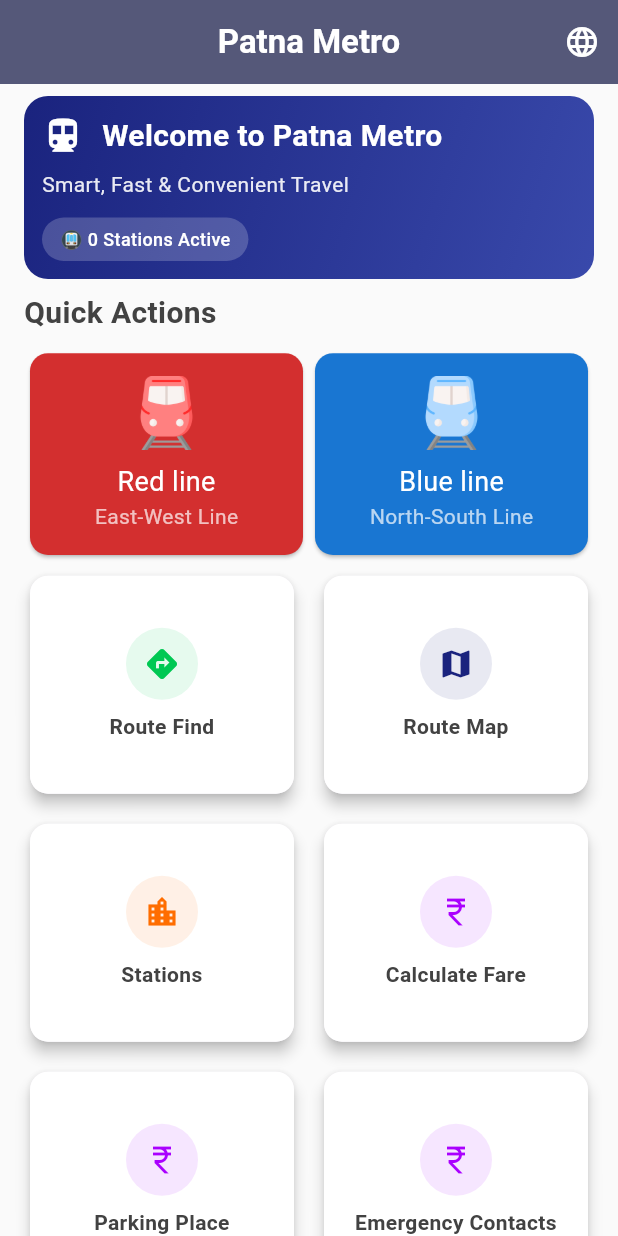
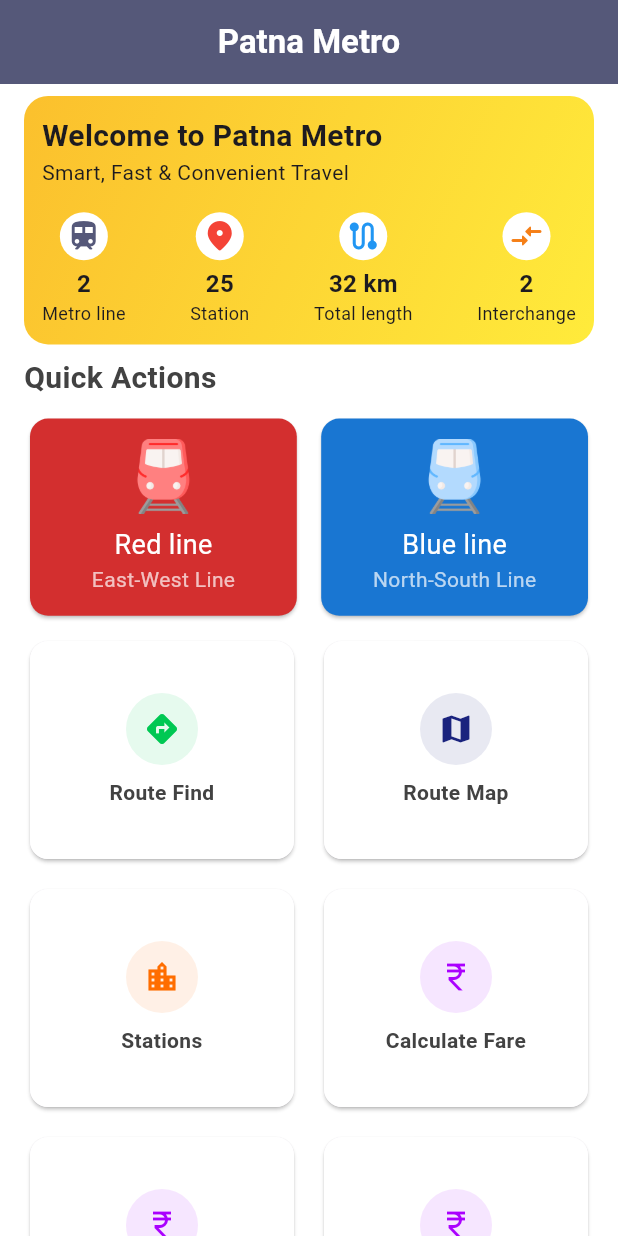
Before and after one commit to rahulkumardev24/patna_metro_app, a Flutter app: the screen it shows after launch, on a phone screen of 412 x 824 dp. Run offline on Flutter 3.47's test engine with Material 3 defaults, Android fonts, the phone set to English and light mode, and no system bars; our stand-ins replace geolocator, google_maps_flutter, photo_view, responsive_sizer, shared_preferences; network calls fail.

Commit message:
home screen header card redesign

```diff
--- a/lib/provider/app_state.dart
+++ b/lib/provider/app_state.dart
@@ -1,6 +1,6 @@
 import 'dart:convert';
 
-import 'package:flutter/cupertino.dart' show ChangeNotifier ;
+import 'package:flutter/cupertino.dart' show ChangeNotifier;
 import 'package:http/http.dart' as http;
 import 'package:shared_preferences/shared_preferences.dart';
 
@@ -14,7 +14,6 @@
   AppState(this.stations);
 
   Future<void> toggleLanguage() async {
-
     isHindi = !isHindi;
     notifyListeners();
     final prefs = await SharedPreferences.getInstance();
--- a/lib/screen/home_screen.dart
+++ b/lib/screen/home_screen.dart
@@ -5,7 +5,6 @@
 import 'package:patna_metro/screen/route_find_screen.dart';
 import 'package:patna_metro/screen/station_list_screen.dart';
 import 'package:patna_metro/utils/app_color.dart';
-import 'package:patna_metro/utils/app_constant.dart';
 import 'package:provider/provider.dart';
 import 'package:responsive_sizer/responsive_sizer.dart';
 import '../provider/app_state.dart';
@@ -50,7 +49,9 @@
   Widget build(BuildContext context) {
     final state = Provider.of<AppState>(context);
     return Scaffold(
-      backgroundColor: Colors.grey[50],
+      backgroundColor: Colors.white,
+
+      /// ----- Appbar ----- ///
       appBar: AppBar(
         title: Text(
           'Patna Metro',
@@ -63,14 +64,9 @@
         backgroundColor: AppColor.primaryColor,
         elevation: 0,
         centerTitle: true,
-        actions: [
-          IconButton(
-            icon: Icon(Icons.language, color: Colors.white),
-            onPressed: () => state.toggleLanguage(),
-            tooltip: 'Change Language',
-          ),
-        ],
       ),
+
+      /// ------ body ----- ///
       body: state.isLoading
           ? Center(
               child: Column(
@@ -78,7 +74,7 @@
                 children: [
                   CircularProgressIndicator(
                     valueColor: AlwaysStoppedAnimation<Color>(
-                      Color(0xFF1a237e),
+                      AppColor.primaryColor,
                     ),
                   ),
                   SizedBox(height: 16),
@@ -102,7 +98,7 @@
                   _buildWelcomeHeader(),
                   SizedBox(height: 1.h),
 
-                  // Quick Actions Grid
+                  /// ---- Quick Actions Grid --- ///
                   Text(
                     'Quick Actions',
                     style: TextStyle(
@@ -113,7 +109,7 @@
                   ),
                   SizedBox(height: 1.h),
 
-                  // ---- line ----- ///
+                  /// ---- line ----- ///
                   SizedBox(
                     height: 36.w,
                     child: GridView.builder(
@@ -121,6 +117,7 @@
                       gridDelegate: SliverGridDelegateWithFixedCrossAxisCount(
                         crossAxisCount: 2,
                         childAspectRatio: 4 / 3,
+                        crossAxisSpacing: 1.h,
                       ),
                       itemBuilder: (context, index) {
                         final myLine = line[index];
@@ -195,50 +192,55 @@
         gradient: LinearGradient(
           begin: Alignment.topLeft,
           end: Alignment.bottomRight,
-          colors: [Color(0xFF1a237e), Color(0xFF3949ab)],
+          colors: [Colors.yellow.shade700, Colors.yellow],
         ),
         borderRadius: BorderRadius.circular(16),
       ),
       child: Column(
         crossAxisAlignment: CrossAxisAlignment.start,
         children: [
+          Text(
+            'Welcome to Patna Metro',
+            style: TextStyle(fontSize: 20, fontWeight: FontWeight.bold),
+          ),
+          Text(
+            'Smart, Fast & Convenient Travel',
+            style: TextStyle(fontSize: 14),
+          ),
+          SizedBox(height: 2.h),
+
+          /// ------ Info section ---- ///
           Row(
+            mainAxisAlignment: MainAxisAlignment.spaceBetween,
             children: [
-              Icon(Icons.directions_subway, color: Colors.white, size: 28),
-              SizedBox(width: 12),
-              Text(
-                'Welcome to Patna Metro',
-                style: TextStyle(
-                  fontSize: 20,
-                  fontWeight: FontWeight.bold,
-                  color: Colors.white,
-                ),
+              _buildInfoCard(
+                icon: Icons.train_rounded,
+                subTitle: "Metro line",
+                title: "2",
+                iconColor: AppColor.primaryColor,
+              ),
+
+              _buildInfoCard(
+                title: "25",
+                subTitle: "Station",
+                icon: Icons.location_on_rounded,
+                iconColor: Colors.red,
+              ),
+
+              _buildInfoCard(
+                title: "32 km",
+                subTitle: "Total length",
+                icon: Icons.route_rounded,
+                iconColor: Colors.blue,
+              ),
+
+              _buildInfoCard(
+                title: "2",
+                subTitle: "Interchange",
+                icon: Icons.compare_arrows_rounded,
+                iconColor: Colors.yellow.shade900,
               ),
             ],
-          ),
-          SizedBox(height: 8),
-          Text(
-            'Smart, Fast & Convenient Travel',
-            style: TextStyle(
-              fontSize: 14,
-              color: Colors.white.withValues(alpha: 0.9),
-            ),
-          ),
-          SizedBox(height: 12),
-          Container(
-            padding: EdgeInsets.symmetric(horizontal: 12, vertical: 6),
-            decoration: BoxDecoration(
-              color: Colors.white.withValues(alpha: 0.2),
-              borderRadius: BorderRadius.circular(20),
-            ),
-            child: Text(
-              '🚇 ${Provider.of<AppState>(context).stations.length} Stations Active',
-              style: TextStyle(
-                fontSize: 12,
-                color: Colors.white,
-                fontWeight: FontWeight.w500,
-              ),
-            ),
           ),
         ],
       ),
@@ -328,7 +330,7 @@
     VoidCallback onTap,
   ) {
     return Card(
-      elevation: 4,
+      elevation: 1,
       shape: RoundedRectangleBorder(borderRadius: BorderRadius.circular(12)),
       child: InkWell(
         onTap: onTap,
@@ -366,4 +368,37 @@
       ),
     );
   }
+
+  Widget _buildInfoCard({
+    required String title,
+    required String subTitle,
+    required IconData icon,
+    required Color iconColor,
+  }) {
+    return Column(
+      children: [
+        /// ----- Icons -------- ///
+        Container(
+          decoration: BoxDecoration(
+            shape: BoxShape.circle,
+            color: Colors.white,
+          ),
+          child: Padding(
+            padding: const EdgeInsets.all(4.0),
+            child: Icon(icon, color: iconColor),
+          ),
+        ),
+        SizedBox(height: 0.5.h),
+
+        /// ----- title ----- ///
+        Text(
+          title,
+          style: TextStyle(fontSize: 16, fontWeight: FontWeight.w600),
+        ),
+
+        /// ---- subtitle ----- ///
+        Text(subTitle, style: TextStyle(fontSize: 12)),
+      ],
+    );
+  }
 }
--- a/lib/screen/splash_screen.dart
+++ b/lib/screen/splash_screen.dart
@@ -19,7 +19,6 @@
   void initState() {
     super.initState();
 
-    // Animation setup
     _controller = AnimationController(
       vsync: this,
       duration: const Duration(seconds: 2),
@@ -65,9 +64,8 @@
 
               Spacer(),
 
-              // Tagline
               const Text(
-                'Smart Travel • Fast • Safe',
+                'Patna metro smart navigation',
                 style: TextStyle(fontSize: 16),
               ),
 
```
Also changed, not shown: lib/screen/route_find_screen.dart (+6 -4 lines).
